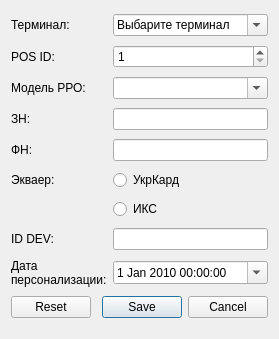
Old version of the form addrrodialog.ui in the repository rust3128/HotlineDesktopOld.
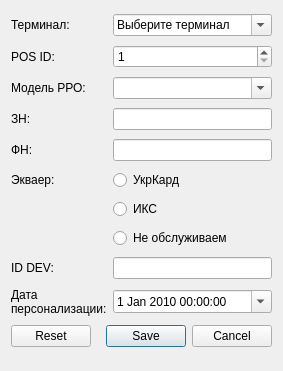
New version of the form. Icons and pictures are not drawn.

Diff of the .ui file:
```diff
--- a/addrrodialog.ui
+++ b/addrrodialog.ui
@@ -6,8 +6,8 @@
    <rect>
     <x>0</x>
     <y>0</y>
-    <width>279</width>
-    <height>339</height>
+    <width>283</width>
+    <height>371</height>
    </rect>
   </property>
   <property name="windowTitle">
@@ -65,7 +65,7 @@
       <bool>true</bool>
      </property>
      <property name="currentText">
-      <string>Выбарите терминал</string>
+      <string>Выберите терминал</string>
      </property>
     </widget>
    </item>
@@ -155,6 +155,13 @@
      </property>
     </widget>
    </item>
+   <item row="7" column="1">
+    <widget class="QRadioButton" name="radioButtonNoServise">
+     <property name="text">
+      <string>Не обслуживаем</string>
+     </property>
+    </widget>
+   </item>
   </layout>
  </widget>
  <tabstops>
```
